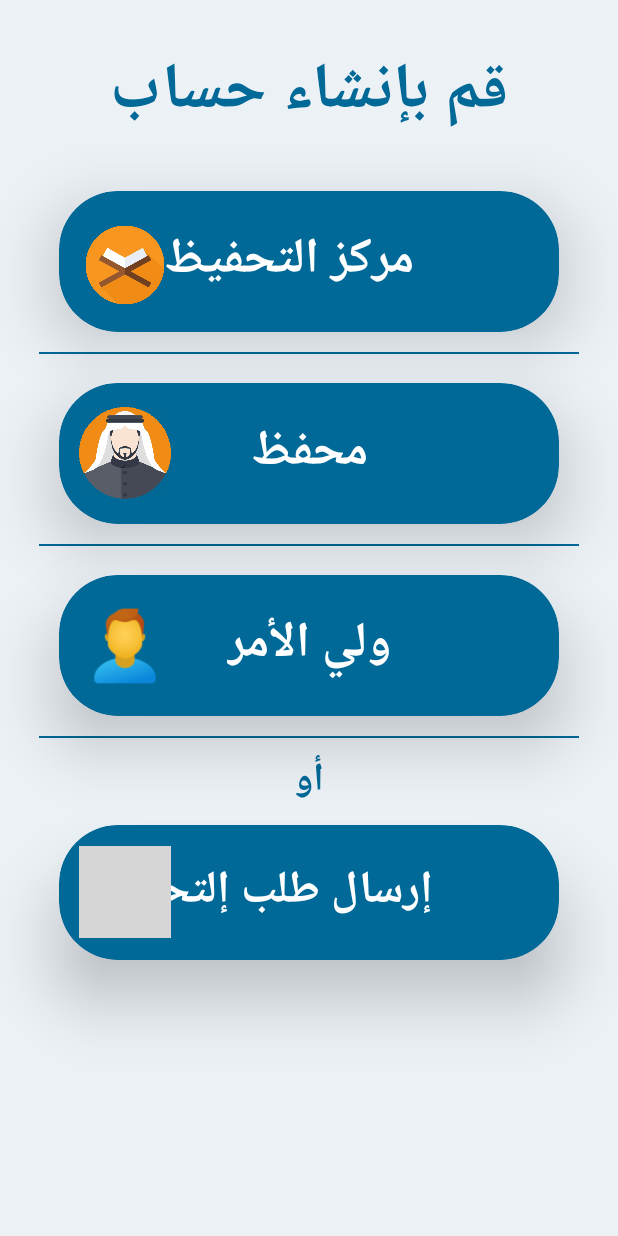
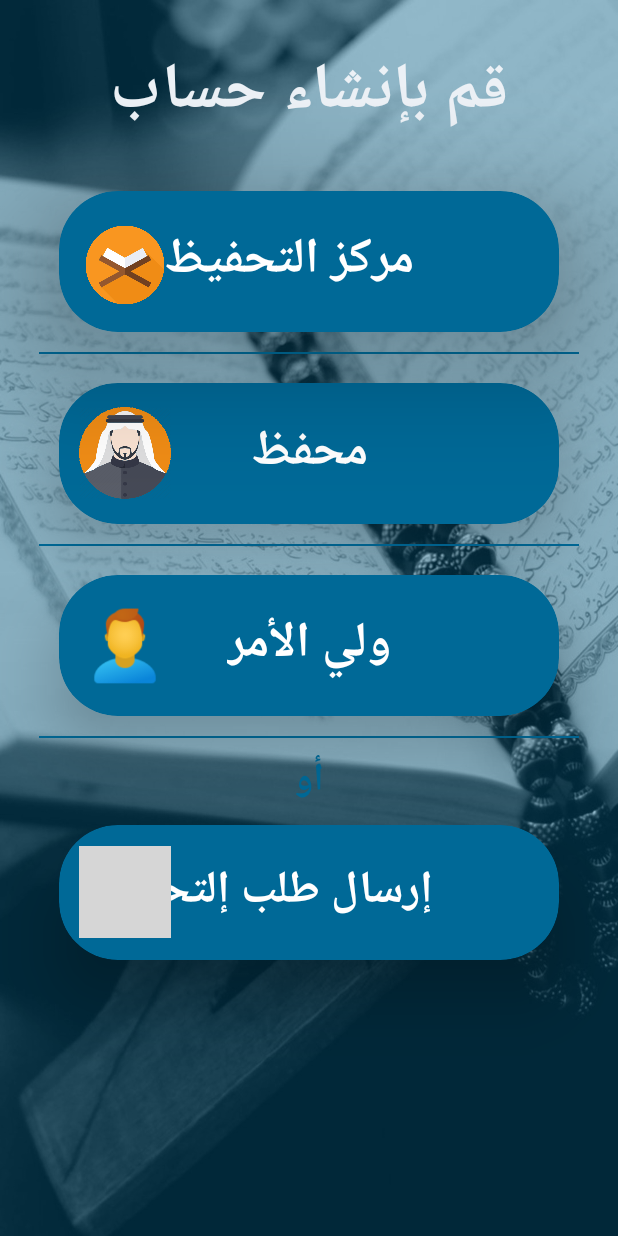
Before and after one commit to Ahmed-Redwan/QuranProjectDemo, an Android app: the layout activity_register_as.xml on its own in the app's theme, with its tools: preview values and no code run, on a phone screen of 412 x 824 dp. Run offline under Robolectric (Android 15) with nearby library versions, the phone set to English and light mode, and no system bars; Roboto replaces fonts that are not available here; grey boxes are pictures that could not be loaded.

Commit message:
update commit

```diff
--- a/app/src/main/java/com/example/quranprojectdemo/Activities/JoinRequest2.java
+++ b/app/src/main/java/com/example/quranprojectdemo/Activities/JoinRequest2.java
@@ -39,7 +39,7 @@ public class JoinRequest2 extends AppCompatActivity {
         centers.add(new Center(R.drawable.ic_masged,"مركز الحفاظ","0594668456"));
         centers.add(new Center(R.drawable.arabian,"مركز جنود الفتح القادم","0595466225"));
 
-        customRecyclerviewCenters customRecyclerviewCenters=new customRecyclerviewCenters(centers);
+        customRecyclerviewCenters customRecyclerviewCenters=new customRecyclerviewCenters(centers,getBaseContext());
 
         rv.setAdapter(customRecyclerviewCenters);
         RecyclerView.LayoutManager layoutManager=new GridLayoutManager(this,2);
--- a/app/src/main/java/com/example/quranprojectdemo/Activities/Main_teacher.java
+++ b/app/src/main/java/com/example/quranprojectdemo/Activities/Main_teacher.java
@@ -41,6 +41,7 @@ public class Main_teacher extends AppCompatActivity {
                         startActivity(new Intent(getBaseContext(), Add_a_new_save.class));
                         return true;
                     case R.id.MenuTeacherHomeShowInfo:
+                        startActivity(new Intent(getBaseContext(), Show_group_student.class));
                         return true;
                     case R.id.MenuTeacherHomeSettings:
                         return true;
--- a/app/src/main/java/com/example/quranprojectdemo/Other/CustomGroupRecyclerView.java
+++ b/app/src/main/java/com/example/quranprojectdemo/Other/CustomGroupRecyclerView.java
@@ -49,8 +49,7 @@ public class CustomGroupRecyclerView extends RecyclerView.Adapter<CustomGroupRec
             public void onClick(View view) {
                 Toast.makeText(view.getContext(), position + "", Toast.LENGTH_SHORT).show();
                 view.getContext().startActivity(new Intent(view.getContext(), Show_group_student.class));
-               /* ShowmeMorizationLoops showmeMorizationLoops=new ShowmeMorizationLoops();
-                showmeMorizationLoops.intent(JoinRequest3.class);*/
+
             }
         });
         holder.itemView.setOnLongClickListener(new View.OnLongClickListener() {
--- a/app/src/main/res/layout/activity_quran_center__login.xml
+++ b/app/src/main/res/layout/activity_quran_center__login.xml
@@ -5,7 +5,8 @@
     android:layout_width="match_parent"
     android:layout_height="match_parent"
     tools:context=".Activities.QuranCenter_Login"
-    android:background="#E3E9EF">
+    android:background="#E3E9EF"
+    >
 
     <LinearLayout
         android:layout_width="match_parent"
@@ -55,7 +56,7 @@
                 android:textColor="@color/colorPrimary"
                 android:textColorHint="@color/colorPrimary"
                 android:textSize="@dimen/_23ssp"
-                android:maxLength="15"
+                android:maxLength="20"
                 android:maxLines="1"/>
         </com.google.android.material.textfield.TextInputLayout>
 
--- a/app/src/main/res/layout/activity_register_as.xml
+++ b/app/src/main/res/layout/activity_register_as.xml
@@ -1,5 +1,5 @@
 <?xml version="1.0" encoding="utf-8"?>
-<LinearLayout xmlns:android="http://schemas.android.com/apk/res/android"
+<RelativeLayout xmlns:android="http://schemas.android.com/apk/res/android"
     xmlns:app="http://schemas.android.com/apk/res-auto"
     xmlns:tools="http://schemas.android.com/tools"
     android:layout_width="match_parent"
@@ -7,13 +7,24 @@
     android:orientation="vertical"
     tools:context=".Activities.RegisterAs"
     android:background="#ECF1F6">
-
+    <ImageView
+        android:layout_width="match_parent"
+        android:layout_height="match_parent"
+        android:background="@drawable/quran_background"
+        android:scaleType="centerCrop"
+        android:fitsSystemWindows="true"
+        android:src="#5F006997"
+        />
+    <LinearLayout
+        android:layout_width="match_parent"
+        android:layout_height="match_parent"
+        android:orientation="vertical">
         <TextView
             android:layout_width="wrap_content"
             android:layout_height="wrap_content"
             android:text="قم بإنشاء حساب"
             android:id="@+id/RegAs_tv_MakeAnAccount"
-        android:textColor="@color/colorPrimary"
+            android:textColor="#ECF1F6"
             android:layout_gravity="center_horizontal"
             android:layout_marginTop="@dimen/_20sdp"
             android:textSize="@dimen/_33ssp"
@@ -27,7 +38,7 @@
             android:layout_marginTop="@dimen/_22sdp"
             android:layout_marginStart="@dimen/_30sdp"
             android:layout_marginEnd="@dimen/_30sdp"
-        app:cardElevation="@dimen/_20sdp"
+            app:cardElevation="@dimen/_40sdp"
             app:cardBackgroundColor="@color/colorPrimary"
             app:cardCornerRadius="@dimen/_30sdp"
             >
@@ -189,6 +200,8 @@
                 android:layout_marginStart="@dimen/_16sdp"
                 />
         </androidx.cardview.widget.CardView>
+    </LinearLayout>
+
    <!-- <Button
         android:layout_width="match_parent"
         android:layout_height="@dimen/_60sdp"
@@ -271,4 +284,4 @@
         android:textStyle="bold"
         android:background="@drawable/btn_background"
         android:textAlignment="center"/>-->
-</LinearLayout>
+</RelativeLayout>
--- a/app/src/main/res/layout/main_student.xml
+++ b/app/src/main/res/layout/main_student.xml
@@ -318,10 +318,8 @@
                     android:layout_height="wrap_content"
                     android:layout_marginBottom="@dimen/_50sdp"
                     android:id="@+id/student_main_recycler"
-
-
+                    tools:listitem="@layout/student_recycler"
                      >
-
 
                 </androidx.recyclerview.widget.RecyclerView>
 
--- a/app/src/main/res/layout/student_recycler.xml
+++ b/app/src/main/res/layout/student_recycler.xml
@@ -20,16 +20,11 @@
         android:layout_height="@dimen/_50sdp"
         app:cardElevation="@dimen/_7sdp"
         app:cardCornerRadius="@dimen/_7sdp"
-
-        app:cardBackgroundColor="#D1D4D6"
-
         >
         <LinearLayout
             android:layout_width="match_parent"
             android:layout_height="match_parent"
             android:orientation="horizontal"
-
-
              >
 
 
```
Also changed, not shown: app/src/main/AndroidManifest.xml (+7 -23 lines), app/src/main/java/com/example/quranprojectdemo/Activities/JoinRequest3.java (+11 -0 lines), app/src/main/java/com/example/quranprojectdemo/Other/Recycler_show_group_student.java (+15 -22 lines), app/src/main/java/com/example/quranprojectdemo/Other/customRecyclerviewCenters.java (+18 -2 lines), app/src/main/res/layout/activity_splash_screen.xml (+4 -7 lines), app/src/main/res/drawable/quran_background.jpg (added). Lines whose indentation alone changed are shown as unchanged.
